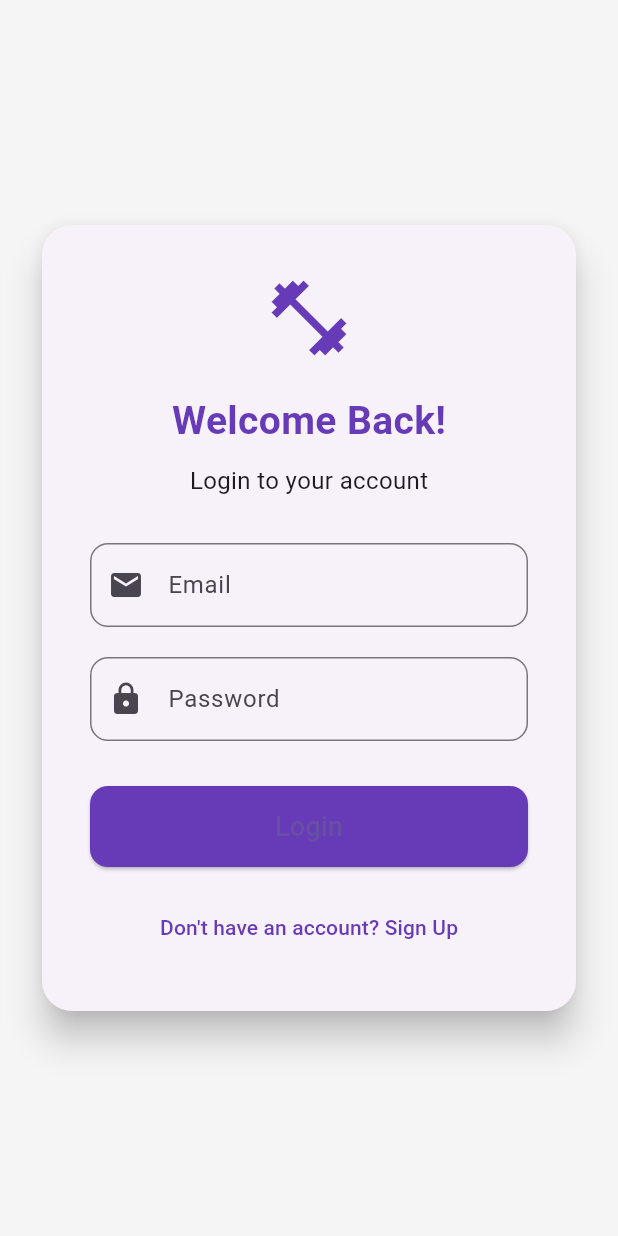
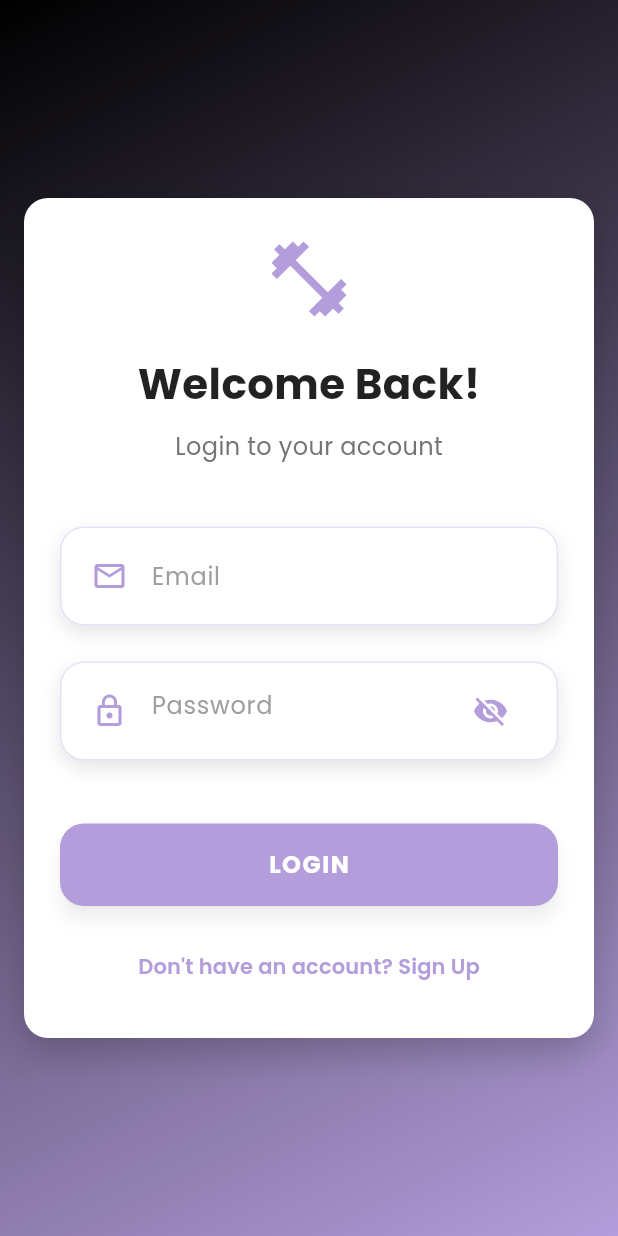
Before and after one commit to shahkritika/Ar-Fitness-App, a Flutter app: the screen it shows after launch, on a phone screen of 412 x 824 dp. Run offline on Flutter 3.47's test engine with Material 3 defaults, Android fonts, the phone set to English and light mode, and no system bars; our stand-ins replace animate_do, camera, cloud_firestore, firebase_auth, firebase_core, fl_chart and 5 more; missing offline and left inert: google_mlkit_pose_detection; accounts and stored records are empty; network calls fail.

Commit message:
updated the ui of the page

```diff
--- a/lib/ui/screen/login_page.dart
+++ b/lib/ui/screen/login_page.dart
@@ -1,8 +1,8 @@
 import 'package:flutter/material.dart';
 import 'package:firebase_auth/firebase_auth.dart';
+import 'package:google_fonts/google_fonts.dart';
 import 'Dashboard.dart'; // Update with actual path to your dashboard
-import 'package:fitness_app/firebase_options.dart';
-import 'package:firebase_core/firebase_core.dart';
+
 class LoginPage extends StatefulWidget {
   const LoginPage({super.key});
 
@@ -10,12 +10,35 @@ class LoginPage extends StatefulWidget {
   _LoginPageState createState() => _LoginPageState();
 }
 
-class _LoginPageState extends State<LoginPage> {
+class _LoginPageState extends State<LoginPage> with SingleTickerProviderStateMixin {
   final TextEditingController emailController = TextEditingController();
   final TextEditingController passwordController = TextEditingController();
+  bool isLoading = false;
+  bool _obscurePassword = true;
+  late AnimationController _animationController;
+  late Animation<double> _scaleAnimation;
+  final FirebaseAuth _auth = FirebaseAuth.instance;
 
-  bool isLoading = false;
-  final FirebaseAuth _auth = FirebaseAuth.instance;
+  @override
+  void initState() {
+    super.initState();
+    _animationController = AnimationController(
+      vsync: this,
+      duration: const Duration(milliseconds: 500),
+    );
+    _scaleAnimation = Tween<double>(begin: 0.95, end: 1.0).animate(
+      CurvedAnimation(parent: _animationController, curve: Curves.easeInOut),
+    );
+    _animationController.forward();
+  }
+
+  @override
+  void dispose() {
+    _animationController.dispose();
+    emailController.dispose();
+    passwordController.dispose();
+    super.dispose();
+  }
 
   Future<void> login() async {
     setState(() {
@@ -28,11 +51,9 @@ class _LoginPageState extends State<LoginPage> {
         password: passwordController.text.trim(),
       );
 
-      ScaffoldMessenger.of(context).showSnackBar(
-        const SnackBar(content: Text("Login successful!")),
-      );
+      _showSnackBar("Login successful!", Colors.green);
 
-      // Navigate to Dashboard or Home Page
+      // Navigate to Dashboard
       Navigator.pushReplacement(
         context,
         MaterialPageRoute(builder: (context) => const DashboardPage()),
@@ -45,9 +66,7 @@ class _LoginPageState extends State<LoginPage> {
         message = 'Wrong password provided.';
       }
 
-      ScaffoldMessenger.of(context).showSnackBar(
-        SnackBar(content: Text(message)),
-      );
+      _showSnackBar(message, Colors.red);
     } finally {
       setState(() {
         isLoading = false;
@@ -55,94 +74,203 @@ class _LoginPageState extends State<LoginPage> {
     }
   }
 
+  void _showSnackBar(String message, Color color) {
+    ScaffoldMessenger.of(context).showSnackBar(
+      SnackBar(
+        content: Text(
+          message,
+          style: GoogleFonts.poppins(
+            color: Colors.white,
+            fontWeight: FontWeight.w600,
+            fontSize: 14,
+          ),
+        ),
+        backgroundColor: color,
+        behavior: SnackBarBehavior.floating,
+        shape: RoundedRectangleBorder(borderRadius: BorderRadius.circular(10)),
+        margin: const EdgeInsets.all(10),
+      ),
+    );
+  }
+
+  Widget _buildInputField({
+    required TextEditingController controller,
+    required String hint,
+    required IconData icon,
+    bool obscureText = false,
+    Widget? suffixIcon,
+  }) {
+    return Container(
+      margin: const EdgeInsets.symmetric(vertical: 12),
+      padding: const EdgeInsets.symmetric(horizontal: 20, vertical: 8),
+      decoration: BoxDecoration(
+        color: Colors.white,
+        borderRadius: BorderRadius.circular(16),
+        border: Border.all(color: const Color(0xFFB39DDB).withOpacity(0.3)),
+        boxShadow: [
+          BoxShadow(
+            color: Colors.black.withOpacity(0.1),
+            blurRadius: 10,
+            offset: const Offset(0, 5),
+          ),
+        ],
+      ),
+      child: TextField(
+        controller: controller,
+        obscureText: obscureText,
+        style: GoogleFonts.poppins(
+          color: Colors.black87,
+          fontSize: 16,
+          fontWeight: FontWeight.w500,
+        ),
+        decoration: InputDecoration(
+          icon: Icon(icon, color: const Color(0xFFB39DDB), size: 24),
+          hintText: hint,
+          hintStyle: GoogleFonts.poppins(
+            color: Colors.grey[500],
+            fontSize: 16,
+            fontWeight: FontWeight.w400,
+          ),
+          border: InputBorder.none,
+          suffixIcon: suffixIcon,
+        ),
+      ),
+    );
+  }
+
   @override
   Widget build(BuildContext context) {
-    final purple = Colors.deepPurple;
-
     return Scaffold(
-      backgroundColor: Colors.grey[100],
-      body: Center(
+      body: Container(
+        decoration: const BoxDecoration(
+          gradient: LinearGradient(
+            colors: [
+              Colors.black,
+              Color(0xFFB39DDB),
+            ],
+            begin: Alignment.topLeft,
+            end: Alignment.bottomRight,
+          ),
+        ),
+        child: SafeArea(
+          child: Center(
             child: SingleChildScrollView(
-          padding: const EdgeInsets.symmetric(horizontal: 24.0),
-          child: Card(
-            elevation: 10,
-            shape: RoundedRectangleBorder(
-              borderRadius: BorderRadius.circular(20),
+              padding: const EdgeInsets.symmetric(horizontal: 16, vertical: 40),
+              child: ScaleTransition(
+                scale: _scaleAnimation,
+                child: Container(
+                  padding: const EdgeInsets.all(24),
+                  decoration: BoxDecoration(
+                    color: Colors.white,
+                    borderRadius: BorderRadius.circular(16),
+                    boxShadow: [
+                      BoxShadow(
+                        color: Colors.black.withOpacity(0.2),
+                        blurRadius: 20,
+                        offset: const Offset(0, 10),
                       ),
-            child: Padding(
-              padding: const EdgeInsets.all(32.0),
+                    ],
+                  ),
                   child: Column(
                     mainAxisSize: MainAxisSize.min,
+                    crossAxisAlignment: CrossAxisAlignment.start,
                     children: [
-                  Icon(Icons.fitness_center, color: purple, size: 60),
+                      Center(
+                        child: Icon(
+                          Icons.fitness_center,
+                          color: const Color(0xFFB39DDB),
+                          size: 60,
+                        ),
+                      ),
                       const SizedBox(height: 20),
-                  Text(
+                      Center(
+                        child: Text(
                           "Welcome Back!",
-                    style: TextStyle(
-                      fontSize: 26,
+                          style: GoogleFonts.poppins(
+                            fontSize: 28,
                             fontWeight: FontWeight.bold,
-                      color: purple,
+                            color: Colors.black87,
+                          ),
                         ),
                       ),
                       const SizedBox(height: 10),
-                  const Text(
+                      Center(
+                        child: Text(
                           "Login to your account",
-                    style: TextStyle(fontSize: 16),
+                          style: GoogleFonts.poppins(
+                            fontSize: 16,
+                            color: Colors.grey[600],
+                          ),
+                        ),
                       ),
                       const SizedBox(height: 30),
-                  TextField(
+                      _buildInputField(
                         controller: emailController,
-                    decoration: InputDecoration(
-                      labelText: "Email",
-                      prefixIcon: Icon(Icons.email),
-                      border: OutlineInputBorder(
-                        borderRadius: BorderRadius.circular(12),
+                        hint: "Email",
+                        icon: Icons.email_outlined,
+                      ),
+                      _buildInputField(
+                        controller: passwordController,
+                        hint: "Password",
+                        icon: Icons.lock_outline,
+                        obscureText: _obscurePassword,
+                        suffixIcon: IconButton(
+                          icon: Icon(
+                            _obscurePassword ? Icons.visibility_off : Icons.visibility,
+                            color: const Color(0xFFB39DDB),
+                          ),
+                          onPressed: () {
+                            setState(() {
+                              _obscurePassword = !_obscurePassword;
+                            });
+                          },
                         ),
                       ),
-                    keyboardType: TextInputType.emailAddress,
+                      const SizedBox(height: 30),
+                      isLoading
+                          ? const Center(
+                              child: CircularProgressIndicator(
+                                valueColor: AlwaysStoppedAnimation<Color>(Color(0xFFB39DDB)),
                               ),
-                  const SizedBox(height: 20),
-                  TextField(
-                    controller: passwordController,
-                    decoration: InputDecoration(
-                      labelText: "Password",
-                      prefixIcon: Icon(Icons.lock),
-                      border: OutlineInputBorder(
-                        borderRadius: BorderRadius.circular(12),
-                      ),
-                    ),
-                    obscureText: true,
-                  ),
-                  const SizedBox(height: 30),
-                  SizedBox(
+                            )
+                          : SizedBox(
                               width: double.infinity,
                               child: ElevatedButton(
-                      onPressed: isLoading ? null : login,
+                                onPressed: login,
                                 style: ElevatedButton.styleFrom(
-                        backgroundColor: purple,
-                        padding: const EdgeInsets.symmetric(vertical: 14),
+                                  padding: const EdgeInsets.symmetric(vertical: 16),
                                   shape: RoundedRectangleBorder(
-                          borderRadius: BorderRadius.circular(12),
+                                    borderRadius: BorderRadius.circular(16),
                                   ),
+                                  backgroundColor: const Color(0xFFB39DDB),
+                                  foregroundColor: Colors.white,
+                                  elevation: 5,
+                                  shadowColor: Colors.black.withOpacity(0.3),
                                 ),
-                      child: isLoading
-                          ? const CircularProgressIndicator(
-                              color: Colors.white,
-                            )
-                          : const Text(
-                              "Login",
-                              style: TextStyle(fontSize: 18),
+                                child: Text(
+                                  "LOGIN",
+                                  style: GoogleFonts.poppins(
+                                    fontSize: 16,
+                                    fontWeight: FontWeight.w700,
+                                    letterSpacing: 1.0,
+                                  ),
                                 ),
                               ),
                             ),
                       const SizedBox(height: 16),
-                  TextButton(
+                      Center(
+                        child: TextButton(
                           onPressed: () {
                             Navigator.pushNamed(context, '/signup');
                           },
                           child: Text(
                             "Don't have an account? Sign Up",
-                      style: TextStyle(color: purple),
+                            style: GoogleFonts.poppins(
+                              color: const Color(0xFFB39DDB),
+                              fontSize: 14,
+                              fontWeight: FontWeight.w600,
+                            ),
+                          ),
                         ),
                       ),
                     ],
@@ -151,6 +279,8 @@ class _LoginPageState extends State<LoginPage> {
               ),
             ),
           ),
+        ),
+      ),
     );
   }
 }
```
Lines whose indentation alone changed are shown as unchanged.
